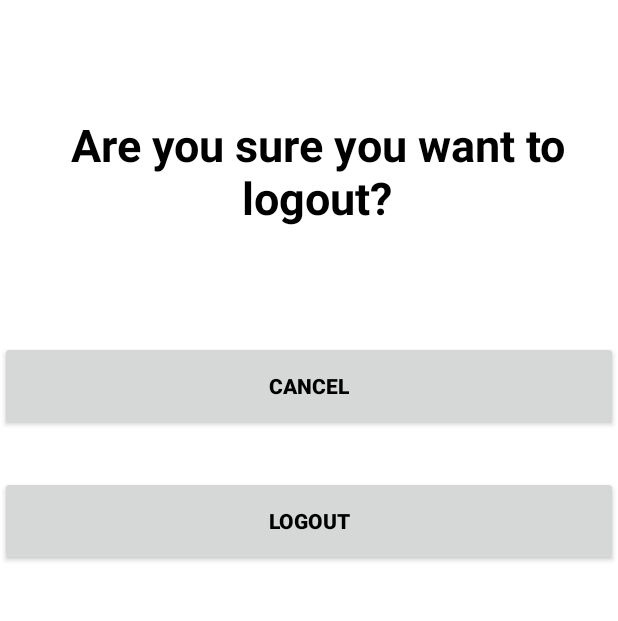
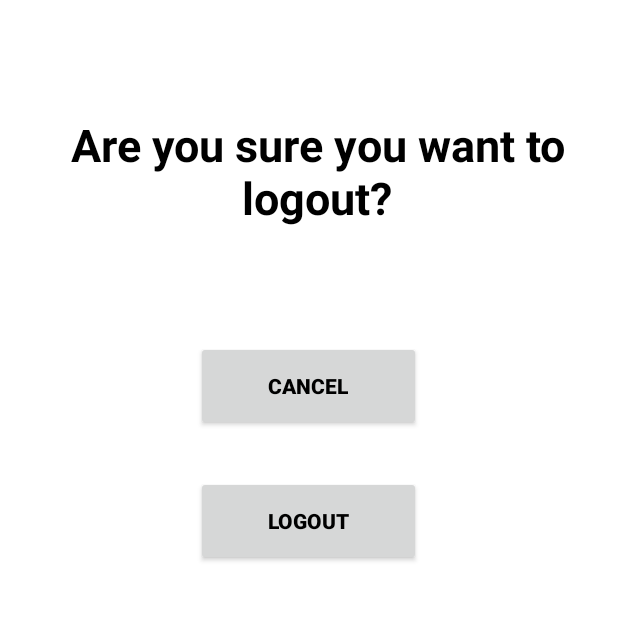
Before and after one commit to KobeVLM/ContactMate, an Android app: the layout logout.xml on its own in the app's theme, with its tools: preview values and no code run, on a phone screen of 412 x 824 dp, the part 346-967 px from its top. Run offline under Robolectric (Android 15) with nearby library versions, the phone set to English and light mode, and no system bars.

Commit message:
Changed logout.xml design

```diff
--- a/app/src/main/res/layout/logout.xml
+++ b/app/src/main/res/layout/logout.xml
@@ -36,21 +36,30 @@
         android:layout_marginTop="60dp"
         android:layout_gravity="center"/>
 
+    <LinearLayout
+        android:layout_width="match_parent"
+        android:layout_height="wrap_content"
+        android:orientation="vertical">
+
         <Button
-        android:layout_width="match_parent"
+            android:layout_width="150dp"
             android:layout_height="60dp"
+            android:layout_gravity="center"
+            android:layout_marginTop="60dp"
             android:text="Cancel"
             android:textColor="@color/black"
-        android:textStyle="bold"
-        android:layout_marginTop="60dp" />
+            android:textStyle="bold" />
 
         <Button
-        android:layout_width="match_parent"
+            android:layout_width="150dp"
             android:layout_height="60dp"
+            android:layout_gravity="center"
+            android:layout_marginTop="30dp"
             android:text="Logout"
             android:textColor="@color/black"
-        android:textStyle="bold"
-        android:layout_marginTop="30dp"/>
+            android:textStyle="bold" />
+
+    </LinearLayout>
 
 
 </LinearLayout>
```
Also changed, not shown: app/src/main/res/layout/home.xml (deleted, +0 -35 lines). Lines whose indentation alone changed are shown as unchanged.
